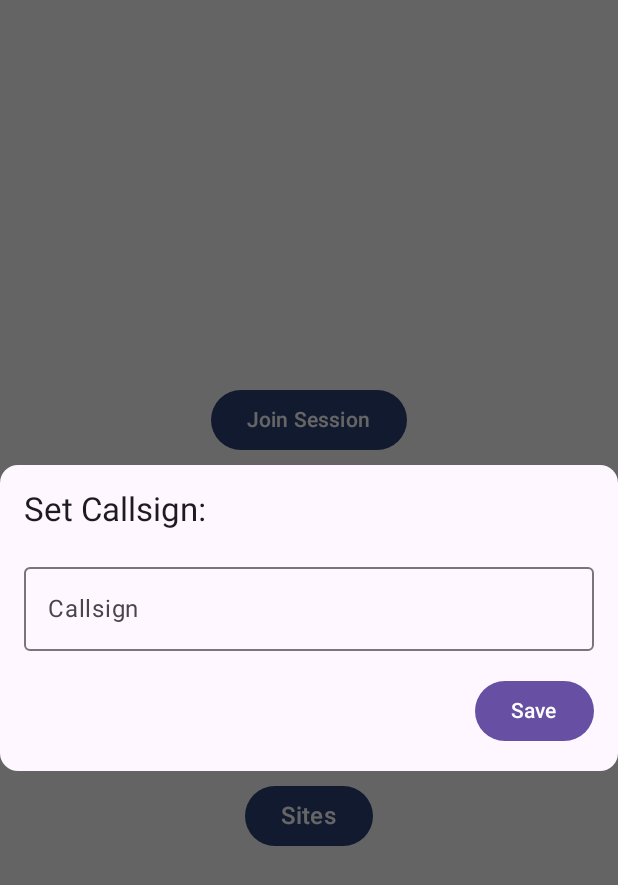
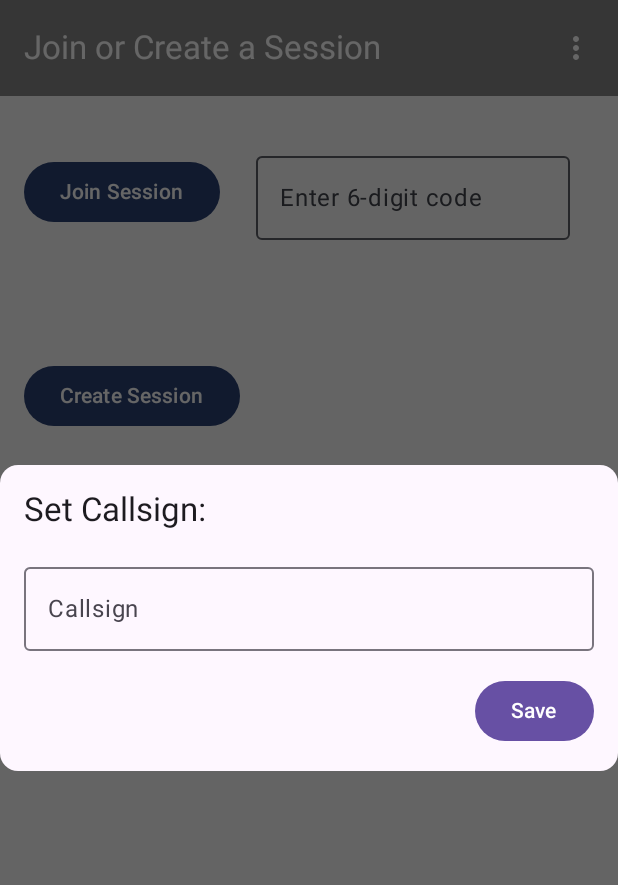
Before and after one commit to Cosmeticgore/Quatermaster, an Android app built with Jetpack Compose: the screen it shows after launch (landing_page), on a phone screen of 412 x 824 dp. Shown: the top 885 px of the screen. Run offline under Robolectric (Android 15) with nearby library versions, the phone set to English and light mode, and no system bars; our stand-ins replace Firebase (no records; nobody signed in at launch, a user with empty details on screens opened directly); libraries missing offline, so code that uses them is left out: org.osmdroid.config, org.osmdroid.util, org.osmdroid.views.

Commit message:
More Ui work, added the ability to change username in app

```diff
--- a/FYP_Prototype/app/src/main/java/com/example/fyp_prototype/MainActivity.kt
+++ b/FYP_Prototype/app/src/main/java/com/example/fyp_prototype/MainActivity.kt
@@ -510,7 +510,8 @@ class MainActivity : ComponentActivity() {
                         .background(MaterialTheme.colorScheme.background)
                 ) {
                     Column(
-                        modifier = Modifier.fillMaxSize(),
+                        modifier = Modifier.fillMaxSize()
+                            .padding(8.dp),
                         verticalArrangement = Arrangement.spacedBy(8.dp)
                     ) {
                         Text(
--- a/FYP_Prototype/app/src/main/java/com/example/fyp_prototype/composefunctions.kt
+++ b/FYP_Prototype/app/src/main/java/com/example/fyp_prototype/composefunctions.kt
@@ -712,7 +712,6 @@ fun gametopbar(Button1Click: () -> Unit, Button2Click: () -> Unit,pingclick: ()
                             expanded = false
                         }
                     )
-
                 }
             }
         },
@@ -723,3 +722,52 @@ fun gametopbar(Button1Click: () -> Unit, Button2Click: () -> Unit,pingclick: ()
         )
     )
 }
+
+@Composable
+@OptIn(ExperimentalMaterial3Api::class)
+fun infotopbar(onUsernameClick: () -> Unit,onSiteClick: () -> Unit){
+    var expanded by remember { mutableStateOf(false) }
+    TopAppBar(
+        title = {
+            Text(text = "Join or Create a Session", color = Color.White)
+        },
+        actions = {
+            Box(){
+                IconButton(onClick = {expanded = !expanded}) {
+                    Icon(
+                        imageVector = Icons.Default.MoreVert,
+                        contentDescription = "Options",
+                        tint = Color.White
+                    )
+                }
+
+                DropdownMenu(expanded = expanded,
+                    onDismissRequest = {expanded = false}) {
+                    DropdownMenuItem(
+                        text = { Text("Set Username") },
+                        onClick = {
+                            onUsernameClick()
+                            expanded = false
+                        }
+                    )
+                    DropdownMenuItem(
+                        text = { Text("View Sites") },
+                        onClick = {
+                            onSiteClick()
+                            expanded = false
+                        }
+                    )
+                }
+            }
+        },
+        colors = TopAppBarDefaults.topAppBarColors(
+            containerColor = Color.Gray, // Ensure grey background for the entire TopAppBar
+            titleContentColor = Color.White,
+            navigationIconContentColor = Color.White
+        )
+
+    )
+
+
+
+}
--- a/FYP_Prototype/app/src/main/java/com/example/fyp_prototype/landing_page.kt
+++ b/FYP_Prototype/app/src/main/java/com/example/fyp_prototype/landing_page.kt
@@ -12,6 +12,7 @@ import androidx.activity.ComponentActivity
 import androidx.activity.compose.setContent
 import androidx.annotation.RequiresApi
 import androidx.compose.foundation.Image
+import androidx.compose.foundation.background
 import androidx.compose.foundation.layout.Arrangement
 import androidx.compose.foundation.layout.Box
 import androidx.compose.foundation.layout.Column
@@ -29,6 +30,7 @@ import androidx.compose.material3.Button
 import androidx.compose.material3.ExperimentalMaterial3Api
 import androidx.compose.material3.Icon
 import androidx.compose.material3.IconButton
+import androidx.compose.material3.MaterialTheme
 import androidx.compose.material3.OutlinedTextField
 import androidx.compose.material3.Scaffold
 import androidx.compose.material3.Text
@@ -141,7 +143,6 @@ class landing_page : ComponentActivity() {
                 Editor(navController, userdata)
             }
         }
-
     }
 
 
@@ -154,8 +155,10 @@ class landing_page : ComponentActivity() {
         val databaseRef = database.getReference("sessions")
         val modifier = Modifier
             .padding(16.dp)
-            .width(200.dp)
-
+            .fillMaxWidth()
+        Row (verticalAlignment = Alignment.CenterVertically,
+            horizontalArrangement = Arrangement.spacedBy(8.dp),
+            modifier = modifier){
             Button( // code submission
                 onClick = {
                     if (code_input.length == 6) {
@@ -202,7 +205,11 @@ class landing_page : ComponentActivity() {
                         }
                     } else {
                         val err_toast =
-                        Toast.makeText(context, "Code must be 6 digits long", Toast.LENGTH_SHORT)
+                            Toast.makeText(
+                                context,
+                                "Code must be 6 digits long",
+                                Toast.LENGTH_SHORT
+                            )
                         err_toast.show()
                     }
 
@@ -210,8 +217,6 @@ class landing_page : ComponentActivity() {
             ) {
                 Text("Join Session")
             }
-
-        Spacer(Modifier.height(8.dp))
 
             OutlinedTextField( // code input field
                 value = code_input,
@@ -225,6 +230,7 @@ class landing_page : ComponentActivity() {
                 keyboardOptions = KeyboardOptions(keyboardType = KeyboardType.Number), //only takes numerical input
                 modifier = modifier
             )
+        }
 
     }
 
@@ -234,6 +240,9 @@ class landing_page : ComponentActivity() {
         val database = Firebase.database
         val databaseRef = database.getReference("sessions")
         val context = LocalContext.current
+        Row (verticalAlignment = Alignment.CenterVertically,
+            horizontalArrangement = Arrangement.spacedBy(8.dp),
+            modifier = Modifier.padding(16.dp)) {
             Button(
                 onClick = {
                     val id = Random.nextInt(100000, 999999).toString() //generates a session ID
@@ -274,12 +283,17 @@ class landing_page : ComponentActivity() {
                         }
                         .addOnFailureListener { e ->// error handling
                             val err_toast =
-                            Toast.makeText(context, "Failed to Create Session", Toast.LENGTH_SHORT)
+                                Toast.makeText(
+                                    context,
+                                    "Failed to Create Session",
+                                    Toast.LENGTH_SHORT
+                                )
                             err_toast.show()
                         }
                 }
             ) {
                 Text("Create Session")
+            }
         }
     }
 
@@ -323,29 +337,20 @@ class landing_page : ComponentActivity() {
         FYP_PrototypeTheme {
             Box(
                 modifier = Modifier
-                    .fillMaxSize()
-                    .padding(16.dp),
+                    .fillMaxSize(),
                 contentAlignment = Alignment.Center
             ) {
                 Column( // make sure the all the buttons stay in the middle
-                    horizontalAlignment = Alignment.CenterHorizontally
+                    modifier = Modifier.fillMaxSize()
                 ) {
+                    infotopbar(
+                        onUsernameClick = { showDialog.value = true },
+                        onSiteClick = { navController.navigate("sites") }
+                    )
                     Join_session(userdata)
                     Spacer(Modifier.height(32.dp))
                     Create_session(userdata)
                     Spacer(Modifier.height(32.dp))
-                    Button(
-                        onClick = {
-                            navController.navigate("sites")
-                        }
-                    ) {
-                        Text(
-                            text = "Sites",
-                            color = Color.White,
-                            fontSize = 16.sp,
-                            fontWeight = FontWeight.Medium
-                        )
-                    }
                 }
             }
         }
```
Lines whose indentation alone changed are shown as unchanged.
